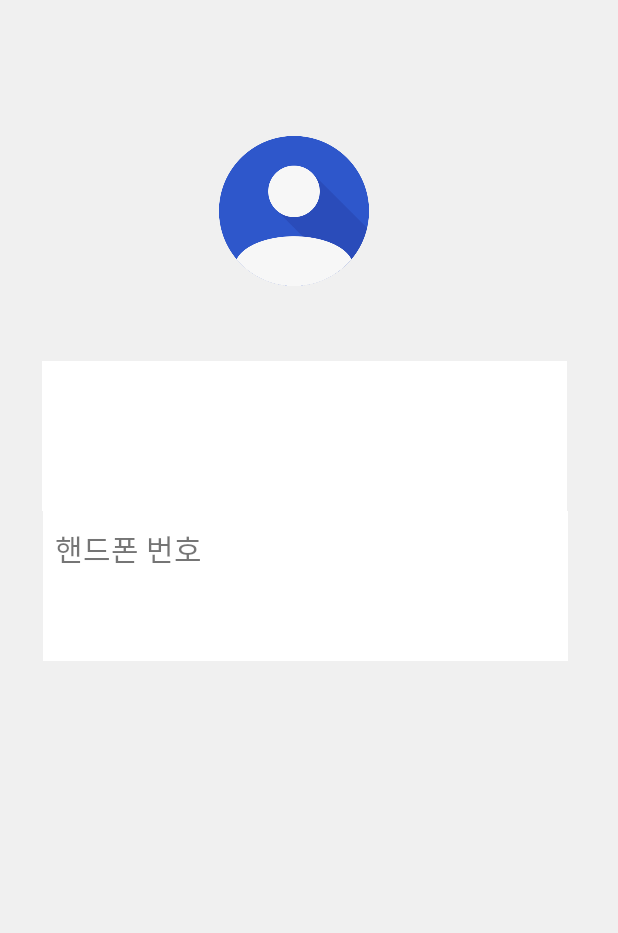
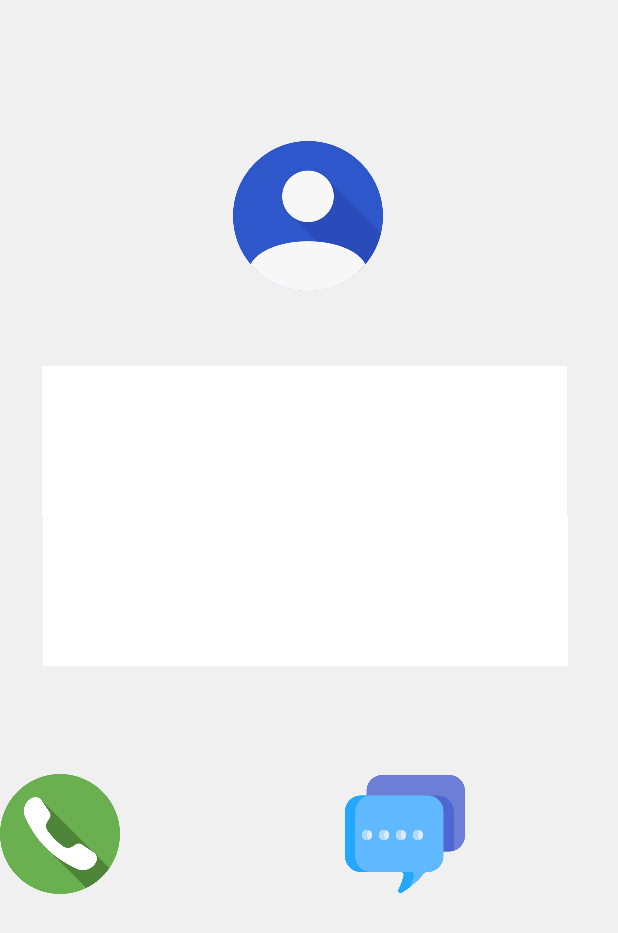
Before and after one commit to wkcho99/molip1, an Android app: the ContactActivity screen opened directly, with no data from a screen before it, on a phone screen of 412 x 824 dp. Shown: the top 933 px of the screen. Run offline under Robolectric (Android 15) with nearby library versions, the light colour scheme and no system bars; 1 statement that could not run was skipped.

Commit message:
call&message complete

```diff
--- a/app/src/main/AndroidManifest.xml
+++ b/app/src/main/AndroidManifest.xml
@@ -6,6 +6,7 @@
     <uses-permission android:name="android.permission.INTERNET"/>
     <uses-permission android:name="android.permission.CALL_PHONE" />
     <uses-permission android:name="android.permission.DIAL_PHONE" />
+    <uses-permission android:name="android.permission.SEND_SMS" />
     <application
         android:allowBackup="true"
         android:icon="@mipmap/ic_launcher"
--- a/app/src/main/java/com/example/week1/ContactActivity.java
+++ b/app/src/main/java/com/example/week1/ContactActivity.java
@@ -2,12 +2,16 @@ package com.example.week1;
 
 
 import android.app.Activity;
+import android.content.Context;
 import android.content.Intent;
+import android.net.Uri;
 import android.os.Bundle;
 import android.provider.ContactsContract;
+import android.view.View;
 import android.view.Window;
+import android.widget.Button;
 import android.widget.TextView;
-
+import android.util.Log;
 public class ContactActivity extends Activity {
     TextView name;
     TextView tel;
@@ -26,6 +30,29 @@ public class ContactActivity extends Activity {
         String Phnumber = intent.getStringExtra("phnumber");
         name.setText(Name);
         tel.setText(Phnumber.substring(0,3) + "-" + Phnumber.substring(3,7) + "-" + Phnumber.substring(7,11));
+        Button b = findViewById(R.id.button2);
+        Button b3 = findViewById(R.id.button3);
+        b.setOnClickListener(new View.OnClickListener() {
+            @Override
+            public void onClick(View v) {
 
+                Context c = v.getContext();
+                Intent intent2 = new Intent(Intent.ACTION_DIAL);
+                intent2.setData(Uri.parse("tel:"+Phnumber));
+                startActivity(intent2);
+
+            }
+        });
+        b3.setOnClickListener(new View.OnClickListener() {
+            @Override
+            public void onClick(View v) {
+
+                Context c = v.getContext();
+                Intent intent3 = new Intent(Intent.ACTION_VIEW);
+                intent3.setData(Uri.parse("smsto:"+Phnumber));
+                startActivity(intent3);
+
+            }
+        });
     }
-}
+    }
--- a/app/src/main/java/com/example/week1/Launcher.java
+++ b/app/src/main/java/com/example/week1/Launcher.java
@@ -28,7 +28,8 @@ public class Launcher extends Activity {
     String[] appPermissions = {
             Manifest.permission.READ_CONTACTS,
             Manifest.permission.READ_EXTERNAL_STORAGE,
-            Manifest.permission.INTERNET
+            Manifest.permission.INTERNET,
+            Manifest.permission.CALL_PHONE
     };
 
     @Override
--- a/app/src/main/java/com/example/week1/MainActivity.java
+++ b/app/src/main/java/com/example/week1/MainActivity.java
@@ -6,7 +6,7 @@ import com.google.android.material.snackbar.Snackbar;
 import com.google.android.material.tabs.TabLayout;
 import androidx.viewpager.widget.ViewPager;
 import androidx.appcompat.app.AppCompatActivity;
-
+import android.widget.Button;
 import android.view.View;
 import com.example.week1.ui.main.SectionsPagerAdapter;
 
--- a/app/src/main/res/layout/contact_popup.xml
+++ b/app/src/main/res/layout/contact_popup.xml
@@ -59,7 +59,6 @@
                 android:layout_height="30dp"
                 android:layout_gravity="center_horizontal"
                 android:layout_marginLeft="5dp"
-                android:text="핸드폰 번호"
                 android:textSize="20sp" />
 
             <TextView
@@ -80,11 +79,34 @@
             android:layout_marginTop="50dp"
             android:background="@drawable/basic_profile"
             app:layout_constraintBottom_toBottomOf="parent"
-            app:layout_constraintHorizontal_bias="0.469"
+            app:layout_constraintHorizontal_bias="0.498"
             app:layout_constraintLeft_toLeftOf="parent"
             app:layout_constraintRight_toRightOf="parent"
             app:layout_constraintTop_toTopOf="parent"
-            app:layout_constraintVertical_bias="0.06" />
+            app:layout_constraintVertical_bias="0.065" />
+
+        <LinearLayout
+            android:layout_width="wrap_content"
+            android:layout_height="198dp"
+            android:layout_marginTop="516dp"
+
+            app:layout_constraintTop_toTopOf="parent"
+            tools:layout_editor_absoluteX="50dp">
+
+            <Button
+                android:id="@+id/button2"
+                android:layout_width="80dp"
+                android:layout_height="80dp"
+                android:background="@drawable/call" />
+
+            <Button
+                android:id="@+id/button3"
+                android:layout_width="80dp"
+                android:layout_height="80dp"
+                android:layout_marginLeft="150dp"
+                android:background="@drawable/comments" />
+
+        </LinearLayout>
 
     </androidx.constraintlayout.widget.ConstraintLayout>
 
--- a/app/src/main/res/layout/fragment_first.xml
+++ b/app/src/main/res/layout/fragment_first.xml
@@ -24,10 +24,5 @@
             tools:layout_constraintTop_creator="1"
             android:text="Click" />
 
-        <Button
-            android:id="@+id/button"
-            android:layout_width="match_parent"
-            android:layout_height="wrap_content"
-            android:text="Button" />
     </LinearLayout>
 </androidx.constraintlayout.widget.ConstraintLayout>
```
Also changed, not shown: app/src/main/res/drawable/call.png (added), app/src/main/res/drawable/comments.png (added), app/src/main/res/drawable/message.png (added).
